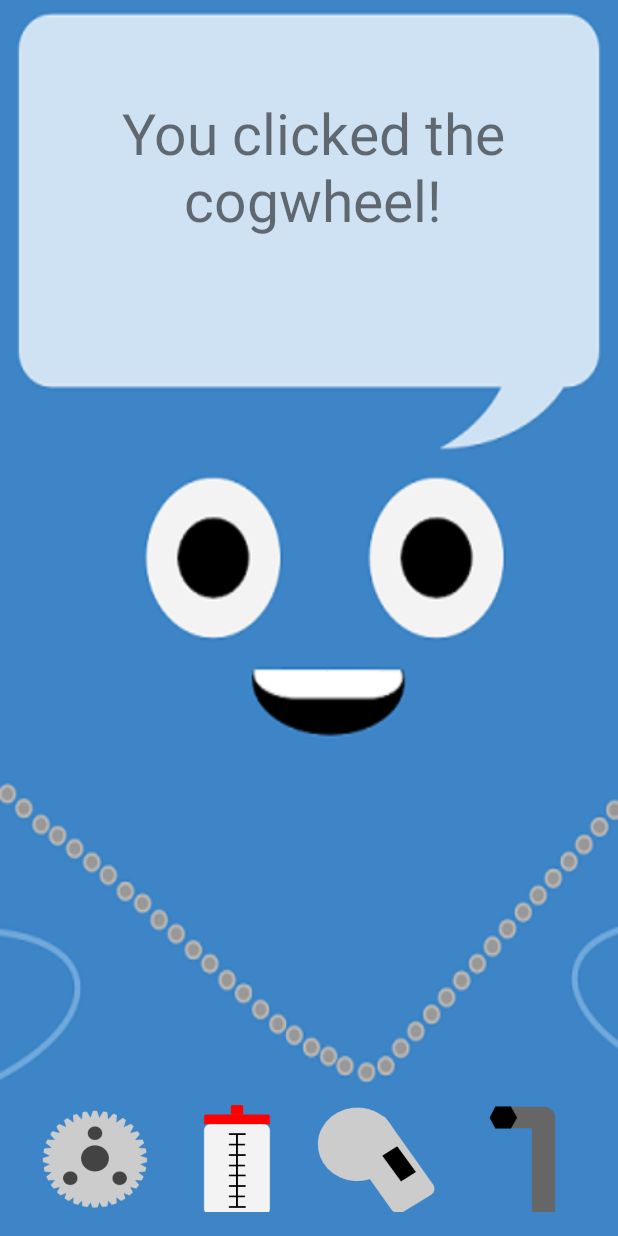
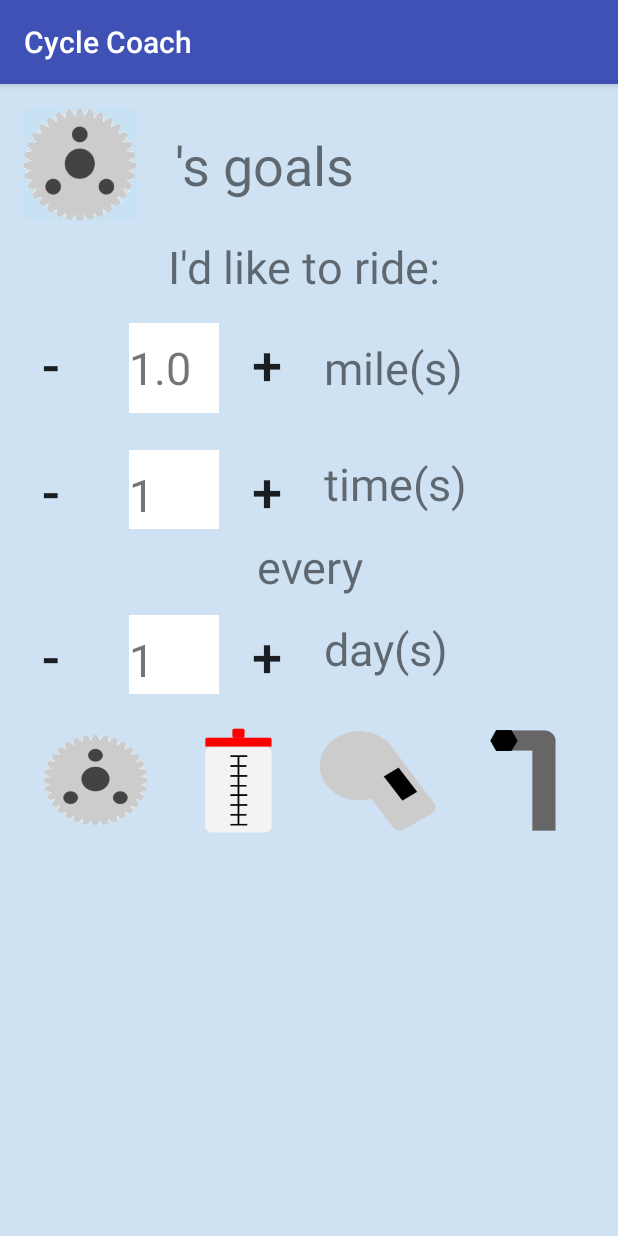
Before and after one commit to Jte901/Cycle-Coach, an Android app: the MainActivity screen opened directly, with no data from a screen before it, after a tap on an icon or button, on a phone screen of 412 x 824 dp. Run offline under Robolectric (Android 15) with nearby library versions, the phone set to English and light mode, and no system bars.

Commit message:
added goals menu in gear button

```diff
--- a/CycleCoach/app/src/main/AndroidManifest.xml
+++ b/CycleCoach/app/src/main/AndroidManifest.xml
@@ -32,7 +32,8 @@
             android:name=".WhistleActivty"
             android:screenOrientation="portrait"
             android:theme="@style/AppTheme.NoActionBar" />
-        <activity android:name=".NameActivity"></activity>
+        <activity android:name=".NameActivity" />
+        <activity android:name=".GearActivity"></activity>
     </application>
 
 </manifest>
--- /dev/null
+++ b/CycleCoach/app/src/main/java/com/example/james/cyclecoach/GearActivity.java
@@ -0,0 +1,107 @@
+package com.example.james.cyclecoach;
+
+import android.support.v7.app.AppCompatActivity;
+import android.os.Bundle;
+import android.view.View;
+import android.widget.Button;
+import android.widget.TextView;
+
+import org.w3c.dom.Text;
+
+public class GearActivity extends AppCompatActivity implements View.OnClickListener{
+
+    UserData data;
+    Button decMiles;
+    Button incMiles;
+    Button decFreq;
+    Button incFreq;
+    Button decDays;
+    Button incDays;
+    Button waterBottleButton;
+    Button hexKeyButton;
+    Button whistleButton;
+    TextView milesText;
+    TextView freqText;
+    TextView daysText;
+    TextView head;
+
+    @Override
+    protected void onCreate(Bundle savedInstanceState) {
+        super.onCreate(savedInstanceState);
+        setContentView(R.layout.activity_gear);
+        data = new UserData();
+        data.name = getIntent().getExtras().getString("NAME");
+        data.frequency = getIntent().getExtras().getInt("FREQUENCY");
+        data.days = getIntent().getExtras().getInt("DAYS");
+        data.distance = getIntent().getExtras().getFloat("DISTANCE");
+        data.firstTime = getIntent().getExtras().getBoolean("FIRST_TIME");
+
+
+        decMiles = (Button)findViewById(R.id.decMiles);
+        incMiles = (Button)findViewById(R.id.incMiles);
+        decFreq = (Button)findViewById(R.id.decFreq);
+        incFreq = (Button)findViewById(R.id.incFreq);
+        decDays = (Button)findViewById(R.id.decDays);
+        incDays = (Button)findViewById(R.id.incDays);
+        waterBottleButton = (Button)findViewById(R.id.waterBottleButton);
+        hexKeyButton = (Button)findViewById(R.id.hexKeyButton);
+        whistleButton = (Button)findViewById(R.id.whistleButton);
+        milesText = (TextView)findViewById(R.id.milesText);
+        freqText = (TextView)findViewById(R.id.freqText);
+        daysText = (TextView)findViewById(R.id.daysText);
+        head = (TextView)findViewById(R.id.head);
+
+        decMiles.setOnClickListener(this);
+        incMiles.setOnClickListener(this);
+        decFreq.setOnClickListener(this);
+        incFreq.setOnClickListener(this);
+        decDays.setOnClickListener(this);
+        incDays.setOnClickListener(this);
+        waterBottleButton.setOnClickListener(this);
+        hexKeyButton.setOnClickListener(this);
+        whistleButton.setOnClickListener(this);
+
+        head.setText(data.name + "'s goals");
+        milesText.setText("" + data.distance);
+        freqText.setText("" + data.frequency);
+        daysText.setText("" + data.days);
+    }
+
+    @Override
+    public void onClick(View v) {
+        if (v.getId() == decMiles.getId()) {
+            if (data.distance >= 1) {
+                data.distance -= 0.5;
+                milesText.setText("" + data.distance);
+            }
+        }
+        if (v.getId() == incMiles.getId()) {
+            data.distance += 0.5;
+            milesText.setText("" + data.distance);
+        }
+        if (v.getId() == decFreq.getId()) {
+            if (data.frequency >= 2) {
+                data.frequency--;
+                freqText.setText("" + data.frequency);
+            }
+        }
+        if (v.getId() == incFreq.getId()) {
+            data.frequency++;
+            freqText.setText("" + data.frequency);
+        }
+        if (v.getId() == decDays.getId()) {
+            if (data.days >= 2) {
+                data.days--;
+                daysText.setText("" + data.days);
+            }
+        }
+        if (v.getId() == incDays.getId()) {
+            data.days++;
+            daysText.setText("" + data.days);
+        }
+
+
+
+
+    }
+}
--- a/CycleCoach/app/src/main/java/com/example/james/cyclecoach/MainActivity.java
+++ b/CycleCoach/app/src/main/java/com/example/james/cyclecoach/MainActivity.java
@@ -72,6 +72,10 @@ public class MainActivity extends AppCompatActivity implements View.OnClickListe
     @Override
     protected void onRestoreInstanceState(Bundle savedInstanceState) {
         data.name = getIntent().getExtras().getString("NAME");
+        data.frequency = getIntent().getExtras().getInt("FREQUENCY");
+        data.days = getIntent().getExtras().getInt("DAYS");
+        data.distance = getIntent().getExtras().getFloat("DISTANCE");
+        data.firstTime = getIntent().getExtras().getBoolean("FIRST_TIME");
     }
 
     @Override
@@ -87,7 +91,13 @@ public class MainActivity extends AppCompatActivity implements View.OnClickListe
     public void onClick(View v) {
         switch (v.getId()) {
             case R.id.gearButton:
-                _dialogTextView.setText("You clicked the cogwheel!");
+                Intent gearIntent = new Intent(this, GearActivity.class);
+                gearIntent.putExtra("NAME", data.name);
+                gearIntent.putExtra("DISTANCE", data.distance);
+                gearIntent.putExtra("DAYS", data.days);
+                gearIntent.putExtra("FREQUENCY", data.frequency);
+                gearIntent.putExtra("FIRST_TIME", data.firstTime);
+                startActivity(gearIntent);
                 break;
             case R.id.waterBottleButton:
                 _dialogTextView.setText("You clicked the water bottle!");
--- /dev/null
+++ b/CycleCoach/app/src/main/res/layout/activity_gear.xml
@@ -0,0 +1,240 @@
+<?xml version="1.0" encoding="utf-8"?>
+<RelativeLayout xmlns:android="http://schemas.android.com/apk/res/android"
+    xmlns:tools="http://schemas.android.com/tools"
+    android:layout_width="match_parent"
+    android:layout_height="match_parent"
+    android:background="#cfe2f3"
+    android:paddingBottom="@dimen/activity_vertical_margin"
+    android:paddingLeft="@dimen/activity_horizontal_margin"
+    android:paddingRight="@dimen/activity_horizontal_margin"
+    android:paddingTop="@dimen/activity_vertical_margin"
+    tools:context="com.example.james.cyclecoach.GearActivity">
+
+    <LinearLayout
+        android:layout_width="match_parent"
+        android:layout_height="match_parent"
+        android:orientation="vertical">
+
+        <LinearLayout
+            android:layout_width="match_parent"
+            android:layout_height="75dp"
+            android:orientation="horizontal">
+
+            <ImageView
+                android:layout_width="75dp"
+                android:layout_height="75dp"
+                android:background="@drawable/gear2" />
+
+            <TextView
+                android:layout_width="wrap_content"
+                android:layout_height="75dp"
+                android:layout_marginLeft="25dp"
+                android:gravity="center_vertical"
+                android:textAlignment="center"
+                android:textSize="36sp"
+                android:id="@+id/head"/>
+        </LinearLayout>
+
+        <TextView
+            android:layout_width="match_parent"
+            android:layout_height="50dp"
+            android:layout_marginTop="10dp"
+            android:text="I'd like to ride: "
+            android:textAlignment="center"
+            android:textSize="30dp" />
+
+        <LinearLayout
+            android:layout_width="match_parent"
+            android:layout_height="75dp"
+            android:orientation="horizontal">
+
+            <Button
+                style="?android:attr/borderlessButtonStyle"
+                android:layout_width="60dp"
+                android:layout_height="60dp"
+                android:layout_marginRight="10dp"
+                android:backgroundTint="#cfe2f3"
+                android:text="-"
+                android:textSize="36dp"
+                android:gravity="center_vertical"
+                android:textAlignment="gravity"
+                android:id="@+id/decMiles"/>
+
+            <TextView
+                android:layout_width="60dp"
+                android:layout_height="60dp"
+                android:background="#ffffff"
+                android:textSize="30sp"
+                android:gravity="center_vertical"
+                android:textAlignment="gravity"
+                android:id="@+id/milesText"/>
+
+            <Button
+                style="?android:attr/borderlessButtonStyle"
+                android:layout_width="60dp"
+                android:layout_height="60dp"
+                android:layout_marginLeft="10dp"
+                android:backgroundTint="#cfe2f3"
+                android:text="+"
+                android:textSize="36sp"
+                android:gravity="center_vertical"
+                android:textAlignment="gravity"
+                android:id="@+id/incMiles"/>
+
+            <TextView
+                android:layout_width="wrap_content"
+                android:layout_height="match_parent"
+                android:gravity="center_vertical"
+                android:text="mile(s)"
+                android:textSize="30dp"/>
+        </LinearLayout>
+
+        <LinearLayout
+            android:layout_width="match_parent"
+            android:layout_height="60dp"
+            android:layout_marginTop="10dp"
+            android:orientation="horizontal">
+
+            <Button
+                style="?android:attr/borderlessButtonStyle"
+                android:layout_width="60dp"
+                android:layout_height="60dp"
+                android:layout_marginRight="10dp"
+                android:backgroundTint="#cfe2f3"
+                android:text="-"
+                android:textSize="36dp"
+                android:gravity="center_vertical"
+                android:textAlignment="gravity"
+                android:id="@+id/decFreq"/>
+
+            <TextView
+                android:layout_width="60dp"
+                android:layout_height="60dp"
+                android:background="#ffffff"
+                android:textSize="30sp"
+                android:gravity="center_vertical"
+                android:textAlignment="gravity"
+                android:id="@+id/freqText"/>
+
+            <Button
+                style="?android:attr/borderlessButtonStyle"
+                android:layout_width="60dp"
+                android:layout_height="60dp"
+                android:layout_marginLeft="10dp"
+                android:backgroundTint="#cfe2f3"
+                android:text="+"
+                android:gravity="center_vertical"
+                android:textAlignment="gravity"
+                android:textSize="36sp"
+                android:id="@+id/incFreq"/>
+
+            <TextView
+                android:layout_width="wrap_content"
+                android:layout_height="match_parent"
+                android:gravity="center_vertical"
+                android:text="time(s)"
+                android:textSize="30dp" />
+        </LinearLayout>
+
+        <TextView
+            android:layout_width="match_parent"
+            android:layout_height="50dp"
+            android:gravity="center_vertical"
+            android:text="every"
+            android:textAlignment="center"
+            android:textSize="30sp" />
+
+        <LinearLayout
+            android:layout_width="match_parent"
+            android:layout_height="60dp"
+            android:orientation="horizontal">
+
+            <Button
+                style="?android:attr/borderlessButtonStyle"
+                android:layout_width="60dp"
+                android:layout_height="60dp"
+                android:layout_marginRight="10dp"
+                android:backgroundTint="#cfe2f3"
+                android:text="-"
+                android:textSize="36dp"
+                android:gravity="center_vertical"
+                android:textAlignment="gravity"
+                android:id="@+id/decDays"/>
+
+            <TextView
+                android:layout_width="60dp"
+                android:layout_height="60dp"
+                android:background="#ffffff"
+                android:textSize="30sp"
+                android:gravity="center_vertical"
+                android:textAlignment="gravity"
+                android:id="@+id/daysText"/>
+
+            <Button
+                style="?android:attr/borderlessButtonStyle"
+                android:layout_width="60dp"
+                android:layout_height="60dp"
+                android:layout_marginLeft="10dp"
+                android:backgroundTint="#cfe2f3"
+                android:text="+"
+                android:textSize="36sp"
+                android:gravity="center_vertical"
+                android:textAlignment="gravity"
+                android:id="@+id/incDays"/>
+
+            <TextView
+                android:layout_width="wrap_content"
+                android:layout_height="match_parent"
+                android:gravity="center_vertical"
+                android:text="day(s)"
+                android:textSize="30dp" />
+        </LinearLayout>
+
+        <LinearLayout
+            android:layout_width="wrap_content"
+            android:layout_height="wrap_content"
+            android:layout_marginTop="20dp"
+            android:orientation="horizontal">
+
+            <Button
+                android:id="@+id/gearButton"
+                style="?android:attr/buttonBarButtonStyle"
+                android:layout_width="0dp"
+                android:layout_height="75dp"
+                android:layout_weight="1"
+                android:background="@drawable/gear3"/>
+
+            <Button
+                android:id="@+id/waterBottleButton"
+                style="?android:attr/buttonBarButtonStyle"
+                android:layout_width="0dp"
+                android:layout_height="75dp"
+                android:layout_weight="1"
+                android:background="@drawable/waterbottle"
+                android:onClick="onClick" />
+
+            <Button
+                android:id="@+id/whistleButton"
+                style="?android:attr/buttonBarButtonStyle"
+                android:layout_width="0dp"
+                android:layout_height="75dp"
+                android:layout_weight="1"
+                android:background="@drawable/whistle"
+                android:onClick="onClick" />
+
+            <Button
+                android:id="@+id/hexKeyButton"
+                style="?android:attr/buttonBarButtonStyle"
+                android:layout_width="0dp"
+                android:layout_height="75dp"
+                android:layout_weight="1"
+                android:background="@drawable/hexkey"
+                android:onClick="onClick" />
+
+        </LinearLayout>
+
+
+    </LinearLayout>
+
+
+</RelativeLayout>
```
Also changed, not shown: CycleCoach/app/src/main/res/drawable/gear2.png (added), CycleCoach/app/src/main/res/drawable/gear3.png (added).
